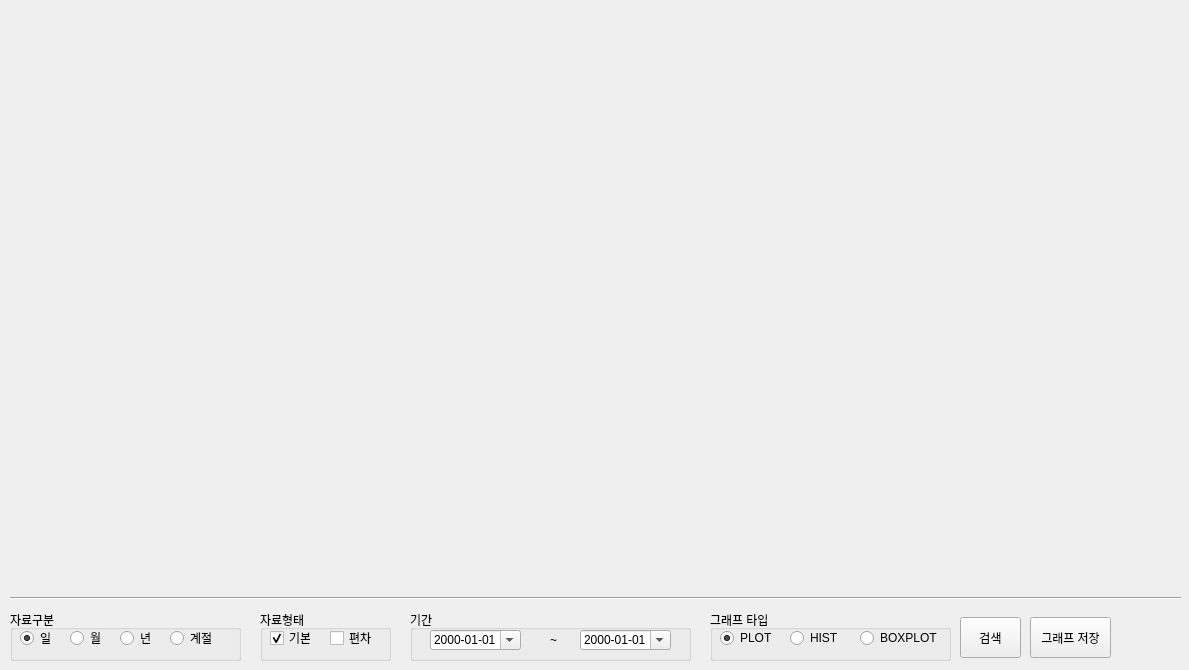
Old version of the form simple_project/data_analysis/seoul_temperature/ui/seoul_temp_graph.ui in the repository benzoa/pythonStudy.
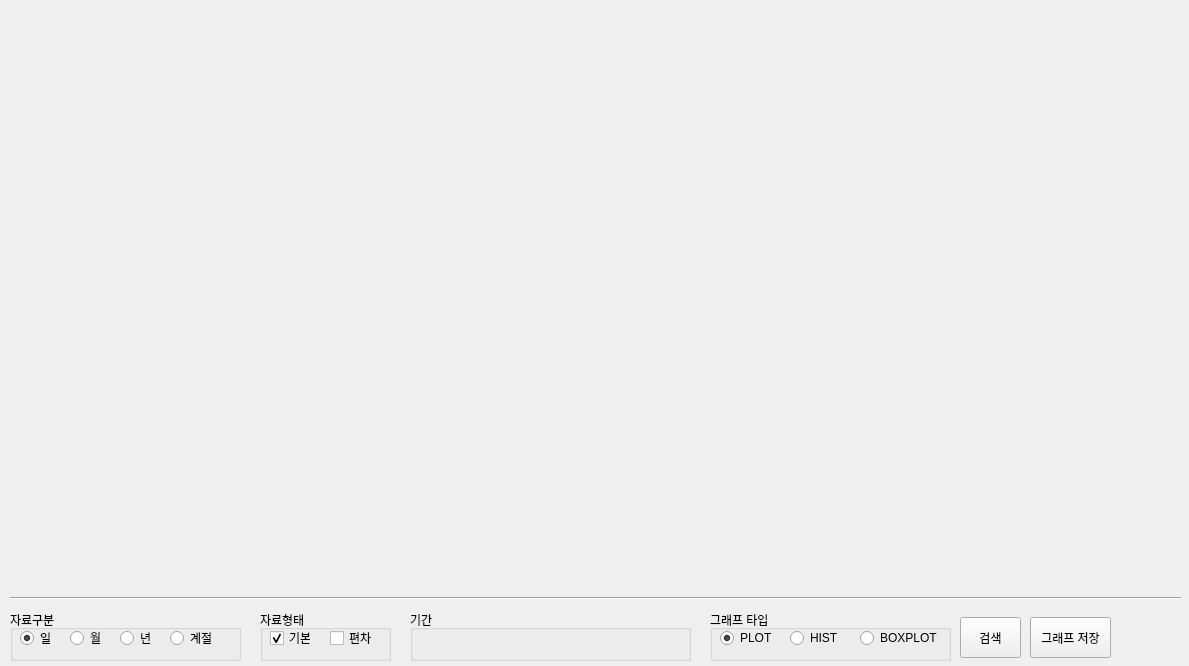
New version of the form.

Commit message: Change the widgets of the search period according to the data type

Diff of the .ui file:
```diff
--- a/simple_project/data_analysis/seoul_temperature/ui/seoul_temp_graph.ui
+++ b/simple_project/data_analysis/seoul_temperature/ui/seoul_temp_graph.ui
@@ -7,7 +7,7 @@
     <x>0</x>
     <y>0</y>
     <width>1189</width>
-    <height>670</height>
+    <height>666</height>
    </rect>
   </property>
   <property name="windowTitle">
@@ -179,50 +179,16 @@
    <property name="title">
     <string>기간</string>
    </property>
-   <widget class="QDateEdit" name="de_start">
+   <widget class="QWidget" name="gridLayoutWidget">
     <property name="geometry">
      <rect>
-      <x>20</x>
-      <y>20</y>
-      <width>91</width>
-      <height>20</height>
+      <x>0</x>
+      <y>10</y>
+      <width>281</width>
+      <height>41</height>
      </rect>
     </property>
-    <property name="displayFormat">
-     <string>yyyy-MM-dd</string>
-    </property>
-    <property name="calendarPopup">
-     <bool>true</bool>
-    </property>
-   </widget>
-   <widget class="QLabel" name="label_3">
-    <property name="geometry">
-     <rect>
-      <x>140</x>
-      <y>20</y>
-      <width>16</width>
-      <height>20</height>
-     </rect>
-    </property>
-    <property name="text">
-     <string>~</string>
-    </property>
-   </widget>
-   <widget class="QDateEdit" name="de_end">
-    <property name="geometry">
-     <rect>
-      <x>170</x>
-      <y>20</y>
-      <width>91</width>
-      <height>20</height>
-     </rect>
-    </property>
-    <property name="displayFormat">
-     <string>yyyy-MM-dd</string>
-    </property>
-    <property name="calendarPopup">
-     <bool>true</bool>
-    </property>
+    <layout class="QGridLayout" name="gridLayout"/>
    </widget>
   </widget>
   <widget class="QWidget" name="verticalLayoutWidget">
```
The commit also changes 1 other file.
